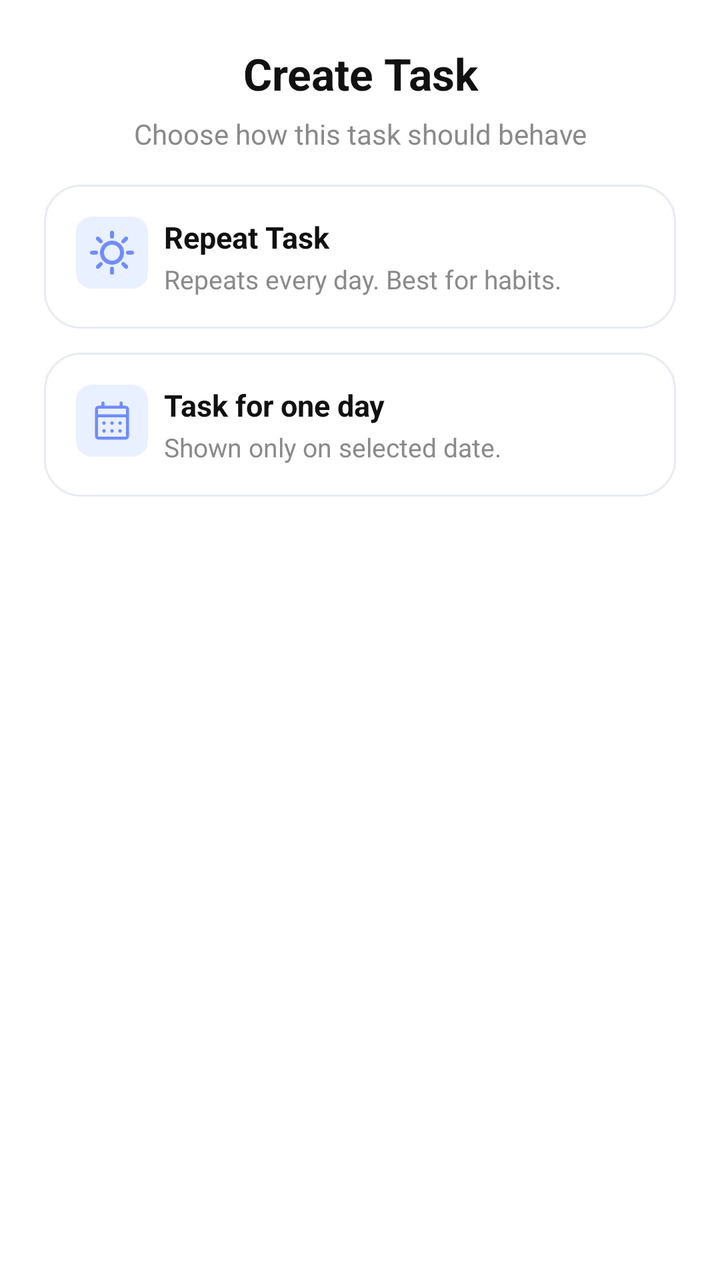
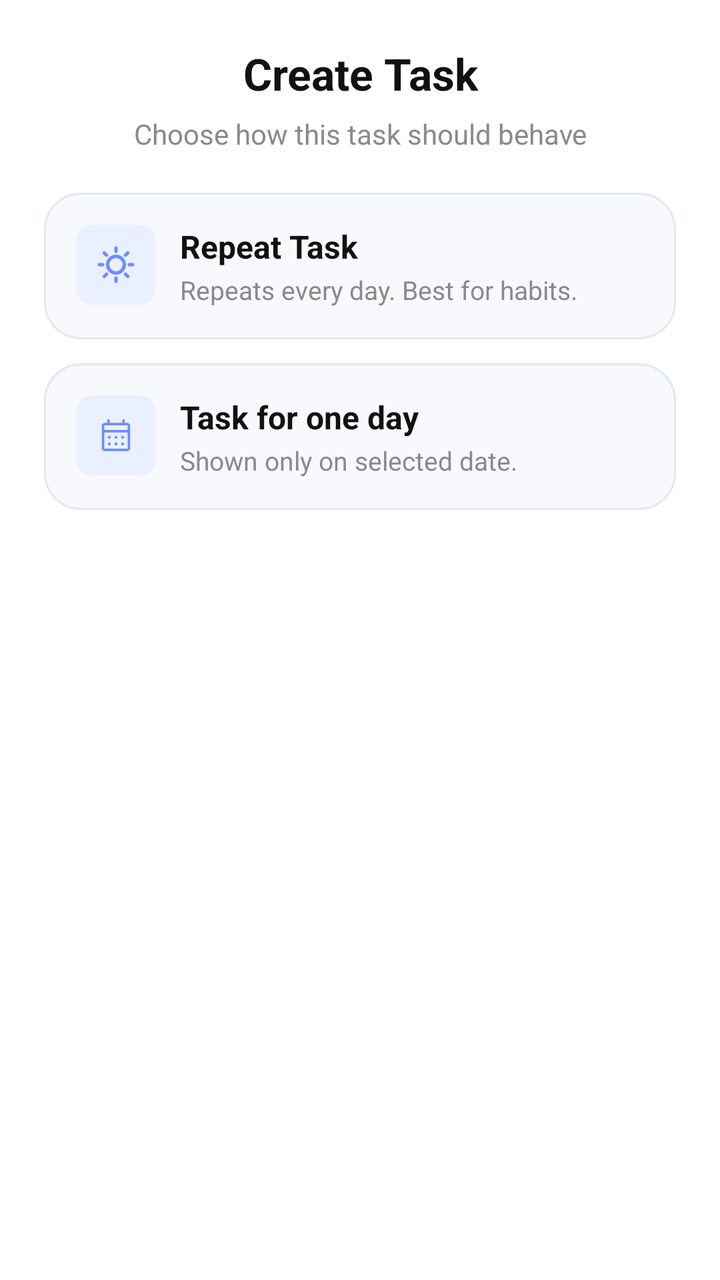

An Android layout rendered at two revisions. The XML below is the earlier revision; the diff shows what the commit changed to produce the second picture.
<!-- AndroidManifest.xml: application theme Theme.GrowDaily -->
<!-- res/layout/dialog_task_type.xml -->
<androidx.constraintlayout.widget.ConstraintLayout
    xmlns:android="http://schemas.android.com/apk/res/android"
    xmlns:app="http://schemas.android.com/apk/res-auto"
    android:layout_width="match_parent"
    android:layout_height="wrap_content"
    android:background="@drawable/dialog_surface_card"
    android:paddingHorizontal="22dp"
    android:paddingTop="22dp"
    android:paddingBottom="18dp"
    android:minWidth="320dp">

    <TextView
        android:id="@+id/txtTitle"
        android:layout_width="0dp"
        android:layout_height="wrap_content"
        android:text="Create Task"
        android:gravity="center"
        android:textColor="@color/dialog_text_primary"
        android:textSize="22sp"
        android:textStyle="bold"
        app:layout_constraintEnd_toEndOf="parent"
        app:layout_constraintStart_toStartOf="parent"
        app:layout_constraintTop_toTopOf="parent" />

    <TextView
        android:id="@+id/txtSub"
        android:layout_width="0dp"
        android:layout_height="wrap_content"
        android:layout_marginTop="6dp"
        android:gravity="center"
        android:text="Choose how this task should behave"
        android:textColor="@color/dialog_text_secondary"
        android:textSize="14sp"
        android:lineSpacingExtra="2dp"
        app:layout_constraintEnd_toEndOf="parent"
        app:layout_constraintStart_toStartOf="parent"
        app:layout_constraintTop_toBottomOf="@id/txtTitle" />

    <LinearLayout
        android:id="@+id/optionDaily"
        android:layout_width="0dp"
        android:layout_height="wrap_content"
        android:layout_marginTop="16dp"
        android:background="@drawable/task_fragment_card"
        android:clickable="true"
        android:focusable="true"
        android:foreground="?attr/selectableItemBackground"
        android:orientation="horizontal"
        android:padding="16dp"
        app:layout_constraintEnd_toEndOf="parent"
        app:layout_constraintStart_toStartOf="parent"
        app:layout_constraintTop_toBottomOf="@id/txtSub">

        <FrameLayout
            android:layout_width="36dp"
            android:layout_height="36dp"
            android:background="@drawable/circular_corners_less"
            android:backgroundTint="@color/task_filter_selected_bg">

            <ImageView
                android:layout_width="wrap_content"
                android:layout_height="wrap_content"
                android:layout_gravity="center"
                android:src="@drawable/ic_sun"
                app:tint="@color/brand_blue" />
        </FrameLayout>

        <Space
            android:layout_width="8dp"
            android:layout_height="wrap_content" />

        <LinearLayout
            android:layout_width="match_parent"
            android:layout_height="wrap_content"
            android:orientation="vertical">

            <TextView
                android:layout_width="wrap_content"
                android:layout_height="wrap_content"
                android:text="Repeat Task"
                android:textColor="@color/dialog_text_primary"
                android:textSize="15sp"
                android:textStyle="bold" />

            <TextView
                android:layout_width="match_parent"
                android:layout_height="wrap_content"
                android:text="Repeats every day. Best for habits."
                android:layout_marginTop="2dp"
                android:textColor="@color/dialog_text_secondary"
                android:textSize="13sp" />
        </LinearLayout>


    </LinearLayout>

    <LinearLayout
        android:id="@+id/optionDay"
        android:layout_width="0dp"
        android:layout_height="wrap_content"
        android:layout_marginTop="12dp"
        android:background="@drawable/task_fragment_card"
        android:clickable="true"
        android:focusable="true"
        android:foreground="?attr/selectableItemBackground"
        android:orientation="horizontal"
        android:padding="16dp"
        app:layout_constraintEnd_toEndOf="parent"
        app:layout_constraintStart_toStartOf="parent"
        app:layout_constraintTop_toBottomOf="@id/optionDaily"

        >

        <FrameLayout
            android:layout_width="36dp"
            android:layout_height="36dp"
            android:background="@drawable/circular_corners_less"
            android:backgroundTint="@color/task_filter_selected_bg">

            <ImageView
                android:layout_width="wrap_content"
                android:layout_height="wrap_content"
                android:layout_gravity="center"
                android:src="@drawable/ic_calendar"
                app:tint="@color/brand_blue" />
        </FrameLayout>

        <Space
            android:layout_width="8dp"
            android:layout_height="wrap_content" />

        <LinearLayout
            android:layout_width="match_parent"
            android:layout_height="wrap_content"
            android:orientation="vertical">

            <TextView
                android:layout_width="wrap_content"
                android:layout_height="wrap_content"
                android:text="Task for one day"
                android:textColor="@color/dialog_text_primary"
                android:textSize="15sp"
                android:textStyle="bold" />

            <TextView
                android:layout_width="wrap_content"
                android:layout_height="wrap_content"
                android:layout_marginTop="2dp"
                android:text="Shown only on selected date."
                android:textColor="@color/dialog_text_secondary"
                android:textSize="13sp" />
        </LinearLayout>
    </LinearLayout>

</androidx.constraintlayout.widget.ConstraintLayout>
<!-- resources referenced by this layout -->
<resources>
  <color name="brand_blue">#708CFF</color>
  <color name="dialog_text_primary">#111111</color>
  <color name="dialog_text_secondary">#8A8A8A</color>
  <color name="task_filter_selected_bg">#E9F0FF</color>
  <!-- drawable circular_corners_less (drawable) -->
  <?xml version="1.0" encoding="utf-8"?>
  <shape xmlns:android="http://schemas.android.com/apk/res/android" android:shape="rectangle">
      <solid android:color="@color/white"/>
      <corners android:radius="8dp"/>
  
  </shape>
  <!-- drawable dialog_surface_card (drawable) -->
  <?xml version="1.0" encoding="utf-8"?>
  <shape xmlns:android="http://schemas.android.com/apk/res/android" android:shape="rectangle">
      <solid android:color="@color/dialog_surface"/>
      <corners android:radius="24dp"/>
  </shape>
  <!-- drawable task_fragment_card (drawable) -->
  <?xml version="1.0" encoding="utf-8"?>
  <shape xmlns:android="http://schemas.android.com/apk/res/android" android:shape="rectangle">
      <solid android:color="@color/task_card_surface"/>
      <corners android:radius="18dp"/>
      <stroke
          android:width="1dp"
          android:color="@color/task_card_stroke" />
  </shape>
  <style name="Theme.GrowDaily" parent="Theme.MaterialComponents.DayNight.DarkActionBar">
          
          <item name="colorPrimary">@color/app_bar_surface</item>
          <item name="colorPrimaryVariant">@color/app_bar_surface</item>
          <item name="colorOnPrimary">@color/app_bar_content</item>
  
          
          <item name="colorSecondary">@color/brand_blue</item>
          <item name="colorSecondaryVariant">@color/brand_blue</item>
          <item name="colorOnSecondary">@color/white</item>
  
          
          <item name="android:statusBarColor">@color/app_bar_surface</item>
          <item name="android:windowLightStatusBar">true</item>
          <item name="android:forceDarkAllowed">false</item>
      </style>
  <color name="white">#FFFFFF</color>
  <color name="dialog_surface">#FFFFFF</color>
  <color name="task_card_surface">#FFFFFF</color>
  <color name="task_card_stroke">#E8EBF2</color>
  <color name="app_bar_surface">#F3F5F9</color>
  <color name="app_bar_content">#111111</color>
  <!-- unchanged entries left out for length: 2 -->
</resources>

<!-- the commit's change to res/layout/dialog_task_type.xml (unified diff, before → after) -->
@@ -13,7 +13,7 @@
         android:id="@+id/txtTitle"
         android:layout_width="0dp"
         android:layout_height="wrap_content"
-        android:text="Create Task"
+        android:text="@string/create_task_title"
         android:gravity="center"
         android:textColor="@color/dialog_text_primary"
         android:textSize="22sp"
@@ -28,7 +28,7 @@
         android:layout_height="wrap_content"
         android:layout_marginTop="6dp"
         android:gravity="center"
-        android:text="Choose how this task should behave"
+        android:text="@string/choose_behavior_subtitle"
         android:textColor="@color/dialog_text_secondary"
         android:textSize="14sp"
         android:lineSpacingExtra="2dp"
@@ -40,8 +40,8 @@
         android:id="@+id/optionDaily"
         android:layout_width="0dp"
         android:layout_height="wrap_content"
-        android:layout_marginTop="16dp"
-        android:background="@drawable/task_fragment_card"
+        android:layout_marginTop="20dp"
+        android:background="@drawable/add_task_info_card"
         android:clickable="true"
         android:focusable="true"
         android:foreground="?attr/selectableItemBackground"
@@ -52,21 +52,24 @@
         app:layout_constraintTop_toBottomOf="@id/txtSub">
 
         <FrameLayout
-            android:layout_width="36dp"
-            android:layout_height="36dp"
+            android:id="@+id/dailyIconContainer"
+            android:layout_width="40dp"
+            android:layout_height="40dp"
             android:background="@drawable/circular_corners_less"
             android:backgroundTint="@color/task_filter_selected_bg">
 
             <ImageView
-                android:layout_width="wrap_content"
-                android:layout_height="wrap_content"
+                android:id="@+id/dailyIcon"
+                android:layout_width="20dp"
+                android:layout_height="20dp"
                 android:layout_gravity="center"
                 android:src="@drawable/ic_sun"
+                android:contentDescription="@string/repeat_task_label"
                 app:tint="@color/brand_blue" />
         </FrameLayout>
 
         <Space
-            android:layout_width="8dp"
+            android:layout_width="12dp"
             android:layout_height="wrap_content" />
 
         <LinearLayout
@@ -75,17 +78,18 @@
             android:orientation="vertical">
 
             <TextView
+                android:id="@+id/optionDailyTitle"
                 android:layout_width="wrap_content"
                 android:layout_height="wrap_content"
-                android:text="Repeat Task"
+                android:text="@string/repeat_task_label"
                 android:textColor="@color/dialog_text_primary"
-                android:textSize="15sp"
+                android:textSize="16sp"
                 android:textStyle="bold" />
 
             <TextView
                 android:layout_width="match_parent"
                 android:layout_height="wrap_content"
-                android:text="Repeats every day. Best for habits."
+                android:text="@string/repeat_task_desc"
                 android:layout_marginTop="2dp"
                 android:textColor="@color/dialog_text_secondary"
                 android:textSize="13sp" />
@@ -99,7 +103,7 @@
         android:layout_width="0dp"
         android:layout_height="wrap_content"
         android:layout_marginTop="12dp"
-        android:background="@drawable/task_fragment_card"
+        android:background="@drawable/add_task_info_card"
         android:clickable="true"
         android:focusable="true"
         android:foreground="?attr/selectableItemBackground"
@@ -112,21 +116,24 @@
         >
 
         <FrameLayout
-            android:layout_width="36dp"
-            android:layout_height="36dp"
+            android:id="@+id/dayIconContainer"
+            android:layout_width="40dp"
+            android:layout_height="40dp"
             android:background="@drawable/circular_corners_less"
             android:backgroundTint="@color/task_filter_selected_bg">
 
             <ImageView
-                android:layout_width="wrap_content"
-                android:layout_height="wrap_content"
+                android:id="@+id/dayIcon"
+                android:layout_width="20dp"
+                android:layout_height="20dp"
                 android:layout_gravity="center"
                 android:src="@drawable/ic_calendar"
+                android:contentDescription="@string/one_day_task_label"
                 app:tint="@color/brand_blue" />
         </FrameLayout>
 
         <Space
-            android:layout_width="8dp"
+            android:layout_width="12dp"
             android:layout_height="wrap_content" />
 
         <LinearLayout
@@ -135,21 +142,23 @@
             android:orientation="vertical">
 
             <TextView
+                android:id="@+id/optionDayTitle"
                 android:layout_width="wrap_content"
                 android:layout_height="wrap_content"
-                android:text="Task for one day"
+                android:text="@string/one_day_task_label"
                 android:textColor="@color/dialog_text_primary"
-                android:textSize="15sp"
+                android:textSize="16sp"
                 android:textStyle="bold" />
 
             <TextView
                 android:layout_width="wrap_content"
                 android:layout_height="wrap_content"
                 android:layout_marginTop="2dp"
-                android:text="Shown only on selected date."
+                android:text="@string/one_day_task_desc"
                 android:textColor="@color/dialog_text_secondary"
                 android:textSize="13sp" />
         </LinearLayout>
     </LinearLayout>
 
+
 </androidx.constraintlayout.widget.ConstraintLayout>
<!-- resource entries referenced after the edit -->
@@ -4,6 +4,16 @@
   <color name="dialog_text_primary">#111111</color>
   <color name="dialog_text_secondary">#8A8A8A</color>
   <color name="task_filter_selected_bg">#E9F0FF</color>
+  <!-- drawable add_task_info_card (drawable) -->
+  <?xml version="1.0" encoding="utf-8"?>
+  <shape xmlns:android="http://schemas.android.com/apk/res/android"
+      android:shape="rectangle">
+      <corners android:radius="18dp" />
+      <solid android:color="@color/add_task_info_bg" />
+      <stroke
+          android:width="1dp"
+          android:color="@color/add_task_info_stroke" />
+  </shape>
   <!-- drawable circular_corners_less (drawable) -->
   <?xml version="1.0" encoding="utf-8"?>
   <shape xmlns:android="http://schemas.android.com/apk/res/android" android:shape="rectangle">
@@ -17,15 +27,12 @@
       <solid android:color="@color/dialog_surface"/>
       <corners android:radius="24dp"/>
   </shape>
-  <!-- drawable task_fragment_card (drawable) -->
-  <?xml version="1.0" encoding="utf-8"?>
-  <shape xmlns:android="http://schemas.android.com/apk/res/android" android:shape="rectangle">
-      <solid android:color="@color/task_card_surface"/>
-      <corners android:radius="18dp"/>
-      <stroke
-          android:width="1dp"
-          android:color="@color/task_card_stroke" />
-  </shape>
+  <string name="choose_behavior_subtitle">Choose how this task should behave</string>
+  <string name="create_task_title">Create Task</string>
+  <string name="one_day_task_desc">Shown only on selected date.</string>
+  <string name="one_day_task_label">Task for one day</string>
+  <string name="repeat_task_desc">Repeats every day. Best for habits.</string>
+  <string name="repeat_task_label">Repeat Task</string>
   <style name="Theme.GrowDaily" parent="Theme.MaterialComponents.DayNight.DarkActionBar">
           
           <item name="colorPrimary">@color/app_bar_surface</item>
@@ -42,10 +49,10 @@
           <item name="android:windowLightStatusBar">true</item>
           <item name="android:forceDarkAllowed">false</item>
       </style>
+  <color name="add_task_info_bg">#F7F9FD</color>
+  <color name="add_task_info_stroke">#E2E8F2</color>
   <color name="white">#FFFFFF</color>
   <color name="dialog_surface">#FFFFFF</color>
-  <color name="task_card_surface">#FFFFFF</color>
-  <color name="task_card_stroke">#E8EBF2</color>
   <color name="app_bar_surface">#F3F5F9</color>
   <color name="app_bar_content">#111111</color>
   <!-- unchanged entries left out for length: 2 -->
